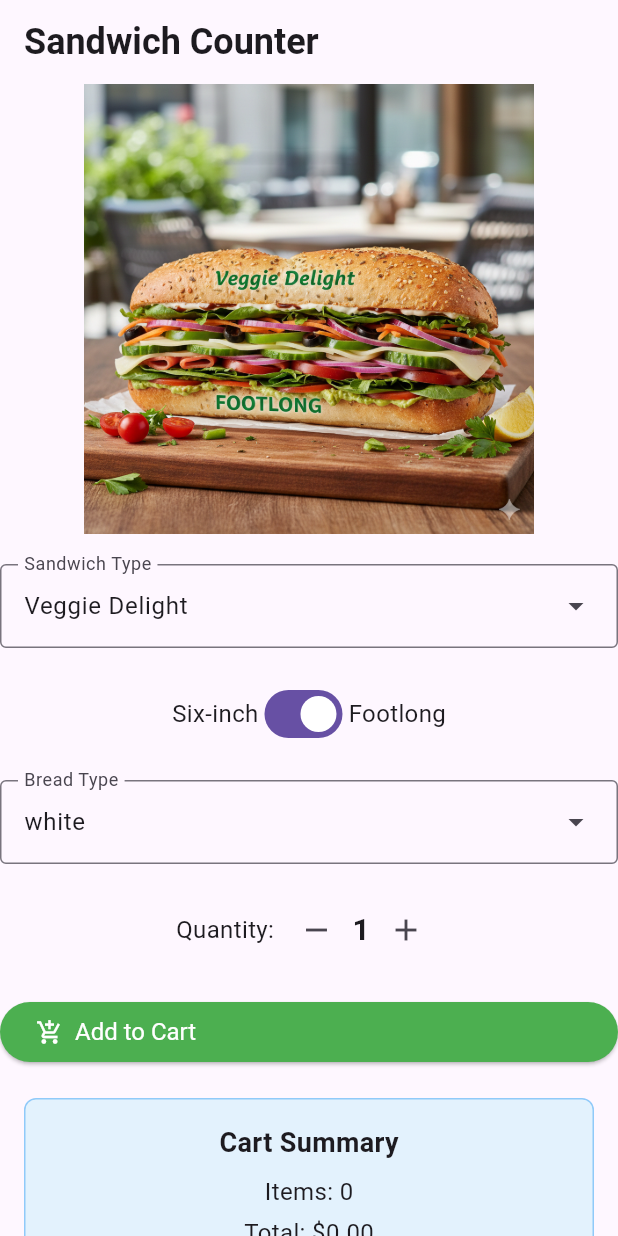
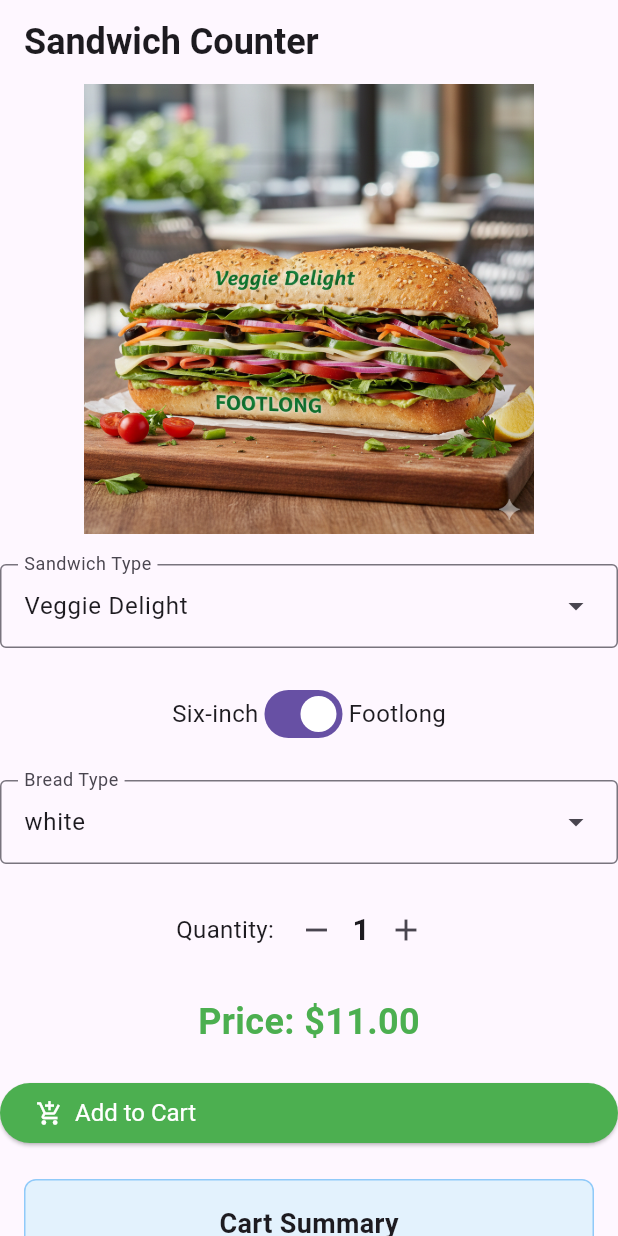
Before and after one commit to k1ngofaynt/sandwich_shop, a Flutter app: the screen it shows after launch, on a phone screen of 412 x 824 dp. Run offline on Flutter 3.47's test engine with Material 3 defaults, Android fonts, the phone set to English and light mode, and no system bars.

Commit message:
Update price calculation

```diff
--- a/lib/main.dart
+++ b/lib/main.dart
@@ -9,7 +9,7 @@ const TextStyle heading2 = TextStyle(
 );
 
 double calculatePrice({required int quantity, required bool isFootlong}) {
-  final double unitPrice = isFootlong ? 7.0 : 4.0;
+  final double unitPrice = isFootlong ? 11.0 : 7.0;
   return unitPrice * quantity;
 }
 
@@ -256,6 +256,17 @@ class _OrderScreenState extends State<OrderScreen> {
                 ],
               ),
               const SizedBox(height: 20),
+              Center(
+                child: Text(
+                  'Price: \$${calculatePrice(quantity: _quantity, isFootlong: _isFootlong).toStringAsFixed(2)}',
+                  style: const TextStyle(
+                    fontSize: 24,
+                    fontWeight: FontWeight.bold,
+                    color: Colors.green,
+                  ),
+                ),
+              ),
+              const SizedBox(height: 20),
               StyledButton(
                 onPressed: _getAddToCartCallback(),
                 icon: Icons.add_shopping_cart,
```
Also changed, not shown: 1 other file.
